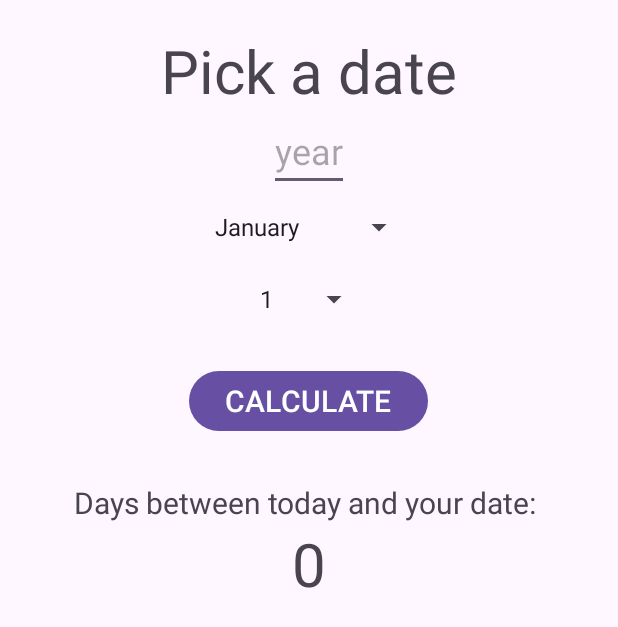
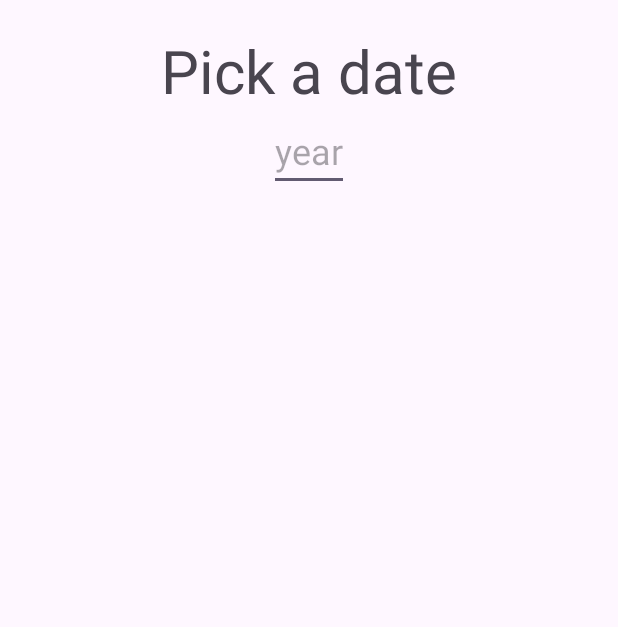
Before and after one commit to martaku0/DateCalc, an Android app: the screen it shows after launch (MainActivity), on a phone screen of 412 x 824 dp. Shown: the top 627 px of the screen. Run offline under Robolectric (Android 15) with nearby library versions, the phone set to English and light mode, and no system bars.

Commit message:
Calculate date difference AD

```diff
--- a/app/src/main/java/com/example/dateconverter/MainActivity.java
+++ b/app/src/main/java/com/example/dateconverter/MainActivity.java
@@ -3,12 +3,20 @@ package com.example.dateconverter;
 import androidx.appcompat.app.AppCompatActivity;
 
 import android.os.Bundle;
+import android.text.Editable;
+import android.text.TextWatcher;
 import android.util.Log;
 import android.view.View;
 import android.widget.*;
 
+import java.sql.Time;
 import java.time.LocalDate;
 import java.util.ArrayList;
+import java.util.Arrays;
+import java.util.Calendar;
+import java.util.List;
+import java.util.Date;
+import java.util.concurrent.TimeUnit;
 
 public class MainActivity extends AppCompatActivity {
 
@@ -17,17 +25,62 @@ public class MainActivity extends AppCompatActivity {
     private Spinner days_array;
     private EditText year;
     private TextView daysResult;
+    private TextView resultsTxt;
+
+
+    public static long getDateDiff(Date date1, Date date2, TimeUnit timeUnit) {
+        long diffInMillies = date2.getTime() - date1.getTime();
+        Log.d("test", String.valueOf(diffInMillies));
+        return timeUnit.convert(diffInMillies,TimeUnit.MILLISECONDS);
+    }
+
+
+    public void setDaysNumber(){
+
+        Integer[] months31Arr = {1,3,5,7,8,10,12};
+        List<Integer> months31 = Arrays.asList(months31Arr);
+
+        long t = months_array.getSelectedItemId()+1;
+        Integer t1 = Integer.parseInt(String.valueOf(t));
+        int max = 31;
+
+        if(!months31.contains(t1)){
+            Log.d("test", "1");
+            if(t1 != 2){
+                max = 30;
+            }
+            else{
+                if((Integer.parseInt(year.getText().toString())%4 == 0 && Integer.parseInt(year.getText().toString())%100 != 0) || (Integer.parseInt(year.getText().toString())%100 == 0 && Integer.parseInt(year.getText().toString())%400 == 0)){
+                    max = 29;
+                }
+                else{
+                    max = 28;
+                }
+            }
+        }
+
+        ArrayList<String> daysTemp = new ArrayList<String>();
+        for (int d = 1; d <= max; d++) {
+            daysTemp.add(Integer.toString(d));
+        }
+        ArrayAdapter<String> spinnerArrayAdapter = new ArrayAdapter<String>
+                (MainActivity.this, android.R.layout.simple_spinner_item,
+                        daysTemp);
+        spinnerArrayAdapter.setDropDownViewResource(android.R.layout
+                .simple_spinner_dropdown_item);
+        days_array.setAdapter(spinnerArrayAdapter);
+    }
 
     @Override
     protected void onCreate(Bundle savedInstanceState) {
         super.onCreate(savedInstanceState);
         setContentView(R.layout.activity_main);
-
         calcBtn = findViewById(R.id.calcBtn);
         months_array = findViewById(R.id.monthsArray);
         days_array = findViewById(R.id.daysArray);
         year = findViewById(R.id.year);
         daysResult = findViewById(R.id.daysResult);
+        resultsTxt = findViewById(R.id.resultsTxt);
 
         ArrayAdapter<CharSequence> adapter = ArrayAdapter.createFromResource(this,
                 R.array.months_array, android.R.layout.simple_spinner_item);
@@ -41,25 +94,68 @@ public class MainActivity extends AppCompatActivity {
         ArrayAdapter<String> adapterDays = new ArrayAdapter<String>(this, android.R.layout.simple_spinner_item, days);
         days_array.setAdapter(adapterDays);
 
+
+
         calcBtn.setOnClickListener(new View.OnClickListener() {
             @Override
             public void onClick(View view) {
-                LocalDate currDate = LocalDate.now();
-                Log.d("res", currDate.toString());
+                int userYear = Integer.parseInt(year.getText().toString());
+                int userMonth = Integer.parseInt(String.valueOf(months_array.getSelectedItemId()));
+                int userDay = Integer.parseInt(String.valueOf(days_array.getSelectedItemId()+1));
 
-                int currYear = currDate.getYear();
-                int userYear = Integer.parseInt(year.getText().toString());
-                int days = 0;
-                if(currYear > userYear){
-                    int temp = currYear - userYear;
-                    days = 365*temp;
+                Date currDate = new Date();
+
+                Calendar cal = Calendar.getInstance();
+                cal.set(userYear, userMonth, userDay);
+                Date userDate = cal.getTime();
+
+                long difference = getDateDiff(userDate,currDate, TimeUnit.DAYS);
+                Log.d("res", String.valueOf(userDate) + " | " + String.valueOf(currDate));
+
+
+                daysResult.setText(String.valueOf(difference));
+                resultsTxt.setVisibility(View.VISIBLE);
+                daysResult.setVisibility(View.VISIBLE);
+            }
+        });
+
+        year.addTextChangedListener(new TextWatcher() {
+            @Override
+            public void beforeTextChanged(CharSequence charSequence, int i, int i1, int i2) {
+
+            }
+
+            @Override
+            public void onTextChanged(CharSequence charSequence, int i, int i1, int i2) {
+                if(!year.getText().toString().equals("")){
+                    months_array.setVisibility(View.VISIBLE);
+                    days_array.setVisibility(View.VISIBLE);
+                    calcBtn.setVisibility(View.VISIBLE);
+                    setDaysNumber();
                 }
                 else{
-                    int temp = userYear - currYear;
-                    days = 365*temp;
+                    months_array.setVisibility(View.INVISIBLE);
+                    days_array.setVisibility(View.INVISIBLE);
+                    calcBtn.setVisibility(View.INVISIBLE);
                 }
+            }
 
-                daysResult.setText(String.valueOf(days));
+            @Override
+            public void afterTextChanged(Editable editable) {
+
+            }
+        });
+
+        months_array.setOnItemSelectedListener(new AdapterView.OnItemSelectedListener() {
+
+            @Override
+            public void onItemSelected(AdapterView<?> adapterView, View view, int i, long l) {
+                setDaysNumber();
+            }
+
+            @Override
+            public void onNothingSelected(AdapterView<?> adapterView) {
+
             }
         });
     }
--- a/app/src/main/res/layout/activity_main.xml
+++ b/app/src/main/res/layout/activity_main.xml
@@ -31,14 +31,16 @@
         android:layout_width="wrap_content"
         android:layout_gravity="center"
         android:layout_height="48dp"
-        android:textSize="24dp"/>
+        android:textSize="24dp"
+        android:visibility="invisible"/>
 
     <Spinner
         android:id="@+id/daysArray"
         android:layout_width="wrap_content"
         android:layout_gravity="center"
         android:layout_height="48dp"
-        android:textSize="24dp"/>
+        android:textSize="24dp"
+        android:visibility="invisible"/>
 
 
     <Button
@@ -48,16 +50,19 @@
         android:layout_gravity="center"
         android:text="CALCULATE"
         android:textSize="20dp"
-        android:layout_marginTop="20dp"/>
+        android:layout_marginTop="20dp"
+        android:visibility="invisible"/>
 
 
     <TextView
+        android:id="@+id/resultsTxt"
         android:text="Days between today and your date: "
         android:layout_width="wrap_content"
         android:layout_height="wrap_content"
         android:layout_gravity="center"
         android:textSize="20dp"
-        android:layout_marginTop="30dp"/>
+        android:layout_marginTop="30dp"
+        android:visibility="invisible"/>
 
     <TextView
         android:id="@+id/daysResult"
@@ -65,6 +70,7 @@
         android:layout_width="wrap_content"
         android:layout_height="wrap_content"
         android:layout_gravity="center"
-        android:textSize="40dp"/>
+        android:textSize="40dp"
+        android:visibility="invisible"/>
 
 </LinearLayout>
```
